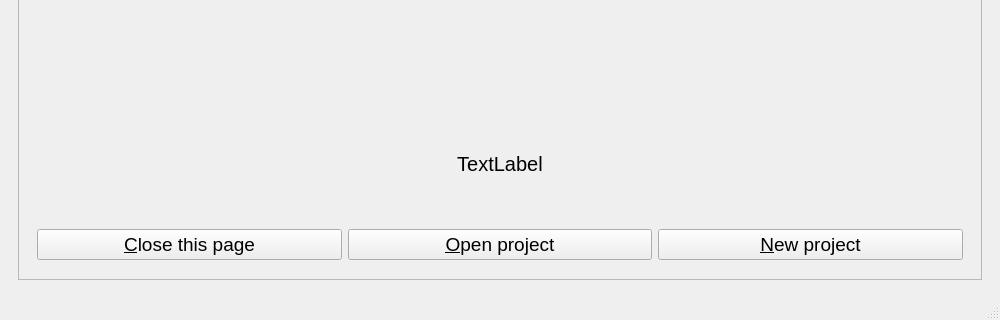
First picture: the form in python_interface/uis/diyabc.ui, repository cbgp/diyabc, before the edit; both pictures show x 0 to 1000 and y 430 to 750 of the 1000 by 750 pixel window.
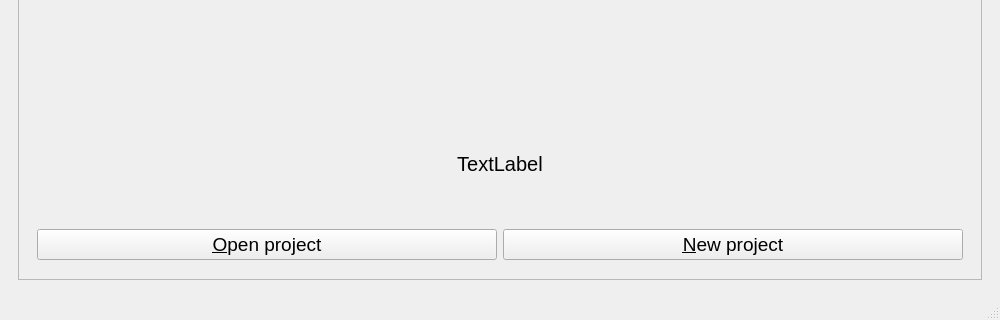
Second picture: the form after the edit.

The edit to the form file:
```diff
--- a/python_interface/uis/diyabc.ui
+++ b/python_interface/uis/diyabc.ui
@@ -136,21 +136,6 @@
               <property name="bottomMargin">
                <number>1</number>
               </property>
-              <item>
-               <widget class="QPushButton" name="skipWelcomeButton">
-                <property name="font">
-                 <font>
-                  <pointsize>14</pointsize>
-                 </font>
-                </property>
-                <property name="text">
-                 <string>&amp;Close this page</string>
-                </property>
-                <property name="shortcut">
-                 <string>Esc</string>
-                </property>
-               </widget>
-              </item>
               <item>
                <widget class="QPushButton" name="openProjectButton">
                 <property name="font">
```
Left out of the diff: 1 changed line with no effect on the pictures.
